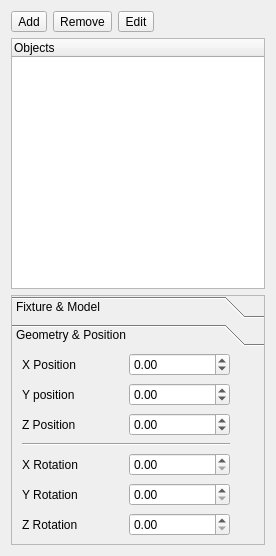
Above: lib/objectseditor.ui from ming-hai/3dvisualizer before the change. Below: the same form after it.
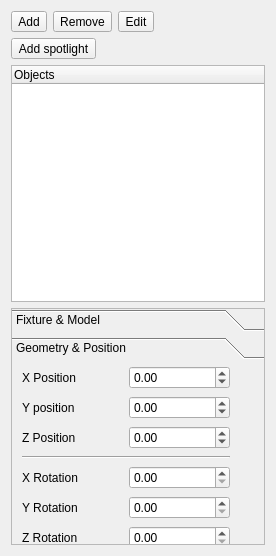
That is the form after the change.

Commit message: Started to work on spotlights

```diff
--- a/lib/objectseditor.ui
+++ b/lib/objectseditor.ui
@@ -78,6 +78,13 @@
        </item>
       </layout>
      </item>
+     <item>
+      <widget class="QToolButton" name="m_addSpotButton">
+       <property name="text">
+        <string>Add spotlight</string>
+       </property>
+      </widget>
+     </item>
      <item>
       <widget class="QTreeWidget" name="m_objectsTree">
        <property name="sizePolicy">
@@ -183,7 +190,7 @@
           <x>0</x>
           <y>0</y>
           <width>254</width>
-          <height>190</height>
+          <height>176</height>
          </rect>
         </property>
         <attribute name="label">
```
Left out of the diff: 27 changed lines with no effect on the pictures. The commit also changes 20 other files.
